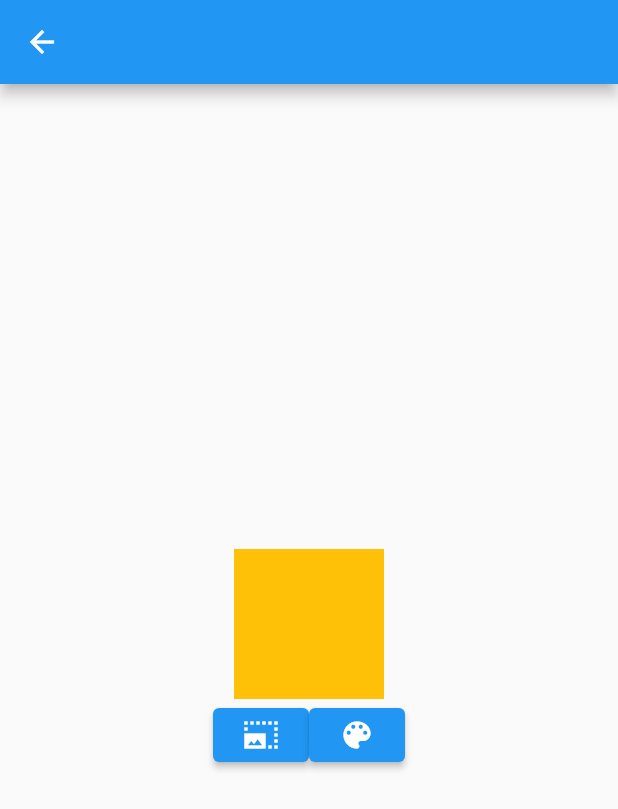
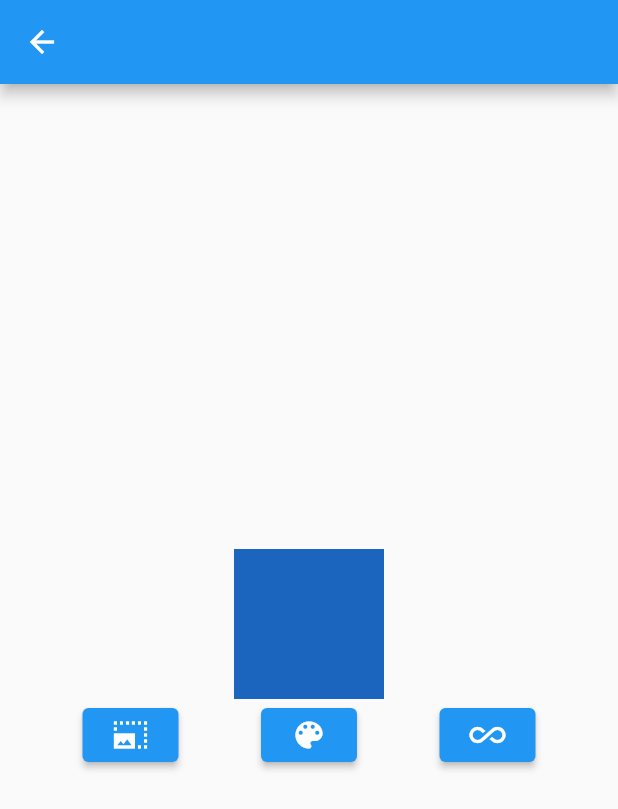
Before and after one commit to Ahmed-Baseed/Mobile_BootCamp_Flutter, a Flutter app: the RandomAnimation screen opened directly, after a tap on the "color lens" icon, on a phone screen of 412 x 824 dp. Shown: the top 809 px of the screen. Run offline on Flutter 3.47's test engine with Material 2 defaults, Android fonts, the light colour scheme and no system bars; our stand-ins replace faker.

Commit message:
exercise 1 version 2 day31

```diff
--- a/lib/day_31/exercise1/randomAnimation.dart
+++ b/lib/day_31/exercise1/randomAnimation.dart
@@ -24,31 +24,43 @@ class _RandomAnimationState extends State<RandomAnimation> {
             child: Column(
               mainAxisAlignment: MainAxisAlignment.center,
               children: [
-                Container(
-                  height: h,
-                  width: w,
-                  color: Colors.amber,
-                ),
+                Container(height: h, width: w, color: color),
                 Row(
-                  mainAxisAlignment: MainAxisAlignment.center,
+                  mainAxisAlignment: MainAxisAlignment.spaceEvenly,
                   children: [
-                  ElevatedButton(onPressed: () {
-                    Random random = Random();
+                    ElevatedButton(
+                        onPressed: () {
+                          setState(() {
+                            Random random = Random();
+                            w = random.nextInt(300).toDouble();
+                            h = random.nextInt(300).toDouble();
+                          });
+                        },
+                        child: Icon(Icons.photo_size_select_large_sharp)),
+                    ElevatedButton(
+                        onPressed: () {
+                          Random random = Random();
 
-                    setState(() {
-                      w = random.nextInt(300).toDouble();
-                      h = random.nextInt(300).toDouble();
-                    });
-                  }, child: Icon(Icons.photo_size_select_large_sharp)),
+                          setState(() {
+                            color = Color.fromRGBO(random.nextInt(256),
+                                random.nextInt(256), random.nextInt(256), 1);
+                          });
+                        },
+                        child: Icon(Icons.color_lens)),
+                    ElevatedButton(
+                        onPressed: () {
+                          Random random = Random();
 
-                  ElevatedButton(onPressed: () {
-                    Random random = Random();
-
-                    setState(() {
-
-                    });
-                  }, child: Icon(Icons.color_lens))
-                ],)
+                          setState(() {
+                            color = Color.fromRGBO(random.nextInt(256),
+                                random.nextInt(256), random.nextInt(256), 1);
+                            w = random.nextInt(300).toDouble();
+                            h = random.nextInt(300).toDouble();
+                          });
+                        },
+                        child: Icon(Icons.all_inclusive))
+                  ],
+                )
               ],
             ),
           ),
```
